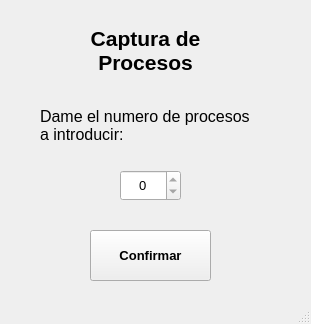
This is VentanaPrincipal.ui in Luisangel-Cordova27/ProcesamientoPorLotes as Qt 5 draws it before an edit. The edited form follows.
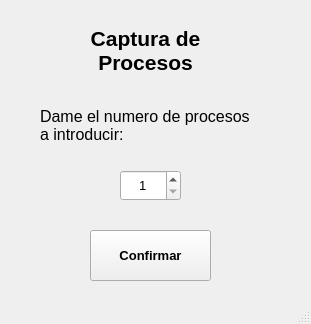
This is the edited form.

Commit message: Ventana de captura de datos añadida y modificacion de una propiedad en la ventana principal

The edit to the form file:
```diff
--- a/VentanaPrincipal.ui
+++ b/VentanaPrincipal.ui
@@ -85,7 +85,10 @@
      <set>Qt::AlignCenter</set>
     </property>
     <property name="readOnly">
-     <bool>true</bool>
+     <bool>false</bool>
+    </property>
+    <property name="minimum">
+     <number>1</number>
     </property>
    </widget>
    <widget class="QPushButton" name="saveProcessBtn">
```
Left out of the diff: 3 changed lines with no effect on the pictures. The commit also changes 2 other files.
